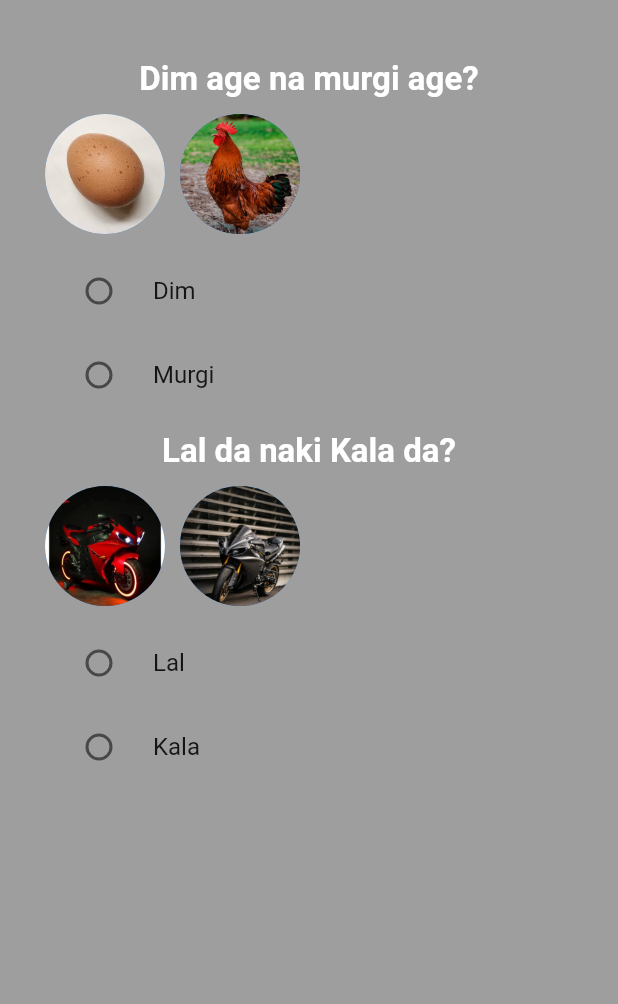
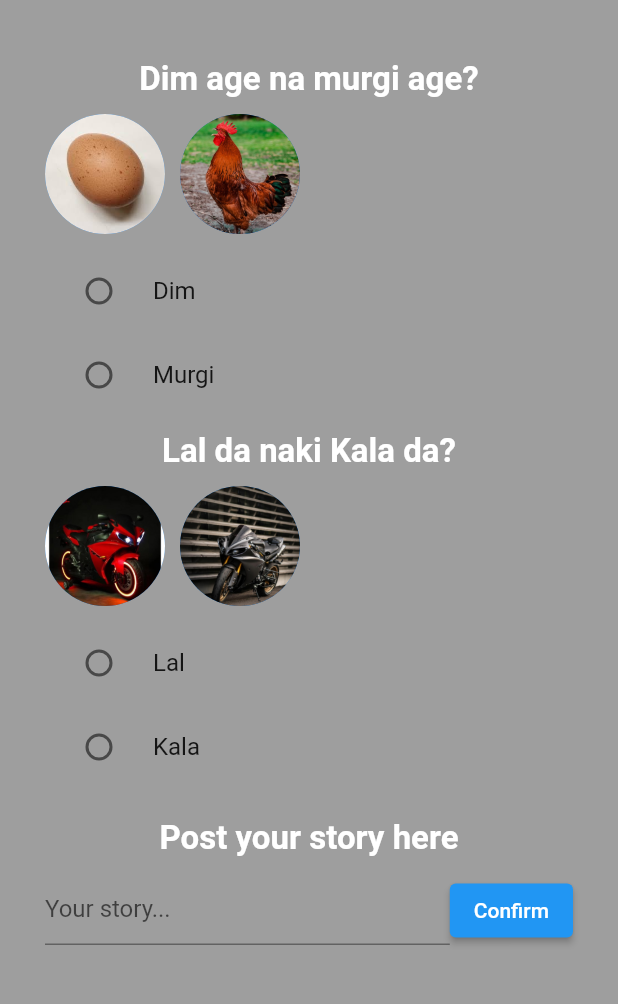
Before and after one commit to BK-Bagchi/flutter_picture_story_time, a Flutter app: the screen it shows after launch, on a phone screen of 412 x 824 dp, the part 84-1088 px from its top. Run offline on Flutter 3.47's test engine with Material 2 defaults, Android fonts, the phone set to English and light mode, and no system bars.

Commit message:
story adding feature added

```diff
--- a/lib/main.dart
+++ b/lib/main.dart
@@ -115,7 +115,41 @@ class PictureStoryTime extends StatelessWidget {
                     // Handle the radio button selection here
                   },
                 ),
-              ])
+              ]),
+              const SizedBox(height: 20.0),
+              Column(
+                children: <Widget>[
+                  const Text(
+                    'Post your story here',
+                    style: TextStyle(
+                      color: Colors.white,
+                      fontWeight: FontWeight.bold,
+                      fontSize: 22.0,
+                    ),
+                  ),
+                  const SizedBox(height: 10.0),
+                  Row(
+                    children: <Widget>[
+                      const Expanded(
+                        child: SizedBox(
+                          height: 50.0, // Adjust the height as needed
+                          child: TextField(
+                            decoration: InputDecoration(
+                              hintText: 'Your story...',
+                            ),
+                          ),
+                        ),
+                      ),
+                      ElevatedButton(
+                        onPressed: () {
+                          // Handle the confirmation logic here
+                        },
+                        child: const Text('Confirm'),
+                      ),
+                    ],
+                  ),
+                ],
+              ),
             ],
           ),
         ),
```
